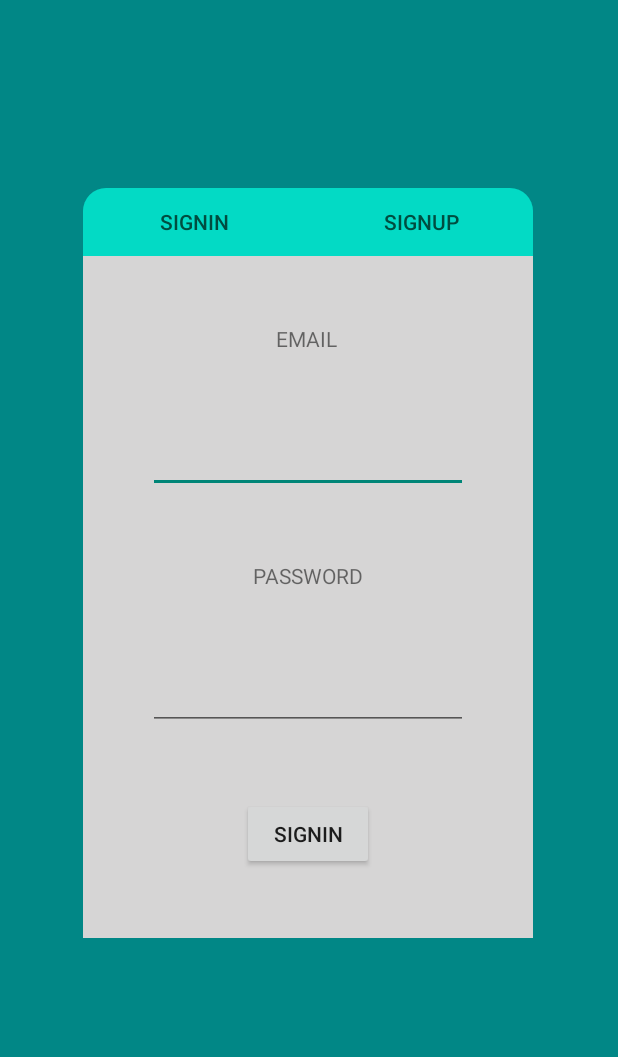
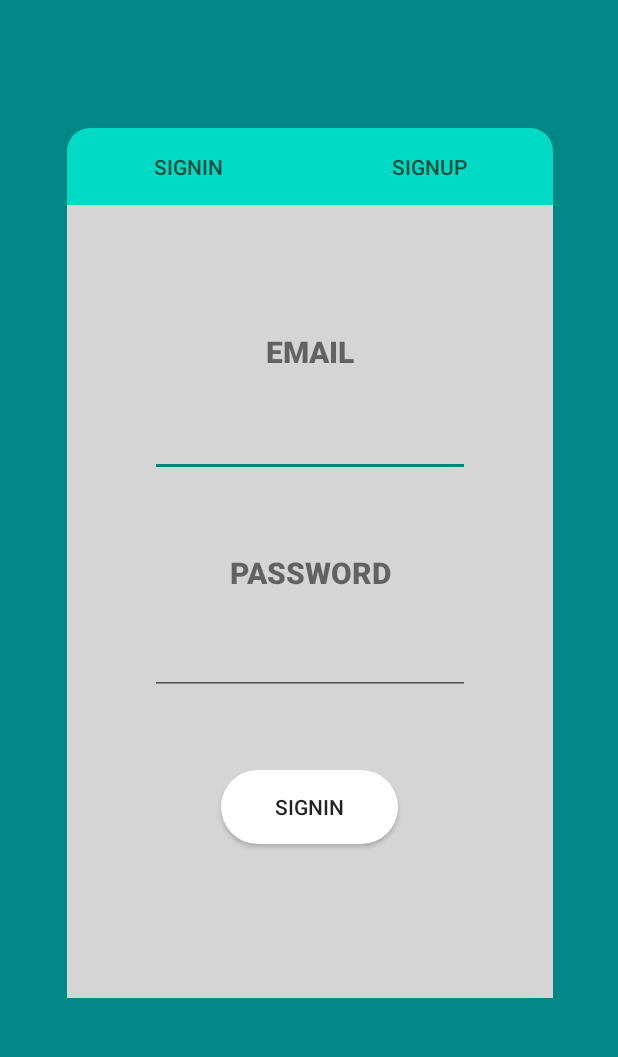
Before and after one commit to SaadNiaziDev/Hisaab_Kitaab, an Android app: the screen it shows after launch (MainActivity), on a phone screen of 412 x 824 dp, the part 110-1167 px from its top. Run offline under Robolectric (Android 15) with nearby library versions, the phone set to English and light mode, and no system bars.

Commit message:
login/signup design complete

```diff
--- a/app/src/main/java/com/example/hisaab_kitaab/MainActivity.java
+++ b/app/src/main/java/com/example/hisaab_kitaab/MainActivity.java
@@ -9,19 +9,26 @@ import android.widget.Button;
 import android.widget.TextView;
 
 public class MainActivity extends AppCompatActivity {
-    Button signInB,signUpBtn;
+    Button signInBtn,signUpBtn;
     TextView email,password;
     @Override
     protected void onCreate(Bundle savedInstanceState) {
         super.onCreate(savedInstanceState);
         setContentView(R.layout.activity_main);
         getSupportFragmentManager().beginTransaction().replace(R.id.fragmentLayout,new SignInFragment()).commit();
-        View login = findViewById(R.id.signInBtn);
-//        login.setOnClickListener(new View.OnClickListener() {
-//            @Override
-//            public void onClick(View view) {
-//                getSupportFragmentManager().beginTransaction().replace(R.id.fragmentLayout,new SignInFragment()).commit();
-//            }
-//        });
+        signInBtn = findViewById(R.id.signInBtn);
+        signUpBtn = findViewById(R.id.signUpBtn);
+        signInBtn.setOnClickListener(new View.OnClickListener() {
+            @Override
+            public void onClick(View view) {
+                getSupportFragmentManager().beginTransaction().replace(R.id.fragmentLayout,new SignInFragment()).commit();
+            }
+        });
+        signUpBtn.setOnClickListener(new View.OnClickListener() {
+            @Override
+            public void onClick(View view) {
+                getSupportFragmentManager().beginTransaction().replace(R.id.fragmentLayout,new SignUpFragment()).commit();
+            }
+        });
     }
 }
--- a/app/src/main/res/layout/activity_main.xml
+++ b/app/src/main/res/layout/activity_main.xml
@@ -9,8 +9,8 @@
 
     <androidx.constraintlayout.widget.ConstraintLayout
         android:id="@+id/cardView"
-        android:layout_width="300dp"
-        android:layout_height="500dp"
+        android:layout_width="324dp"
+        android:layout_height="580dp"
         android:layout_marginStart="50dp"
         android:layout_marginEnd="50dp"
         android:background="@drawable/rounded_card"
@@ -22,8 +22,8 @@
 
         <LinearLayout
             android:id="@+id/linearLayout"
-            android:layout_width="303dp"
-            android:layout_height="45dp"
+            android:layout_width="322dp"
+            android:layout_height="51dp"
             android:orientation="horizontal"
             app:layout_constraintEnd_toEndOf="parent"
             app:layout_constraintStart_toStartOf="parent"
--- a/app/src/main/res/layout/fragment_sign_in.xml
+++ b/app/src/main/res/layout/fragment_sign_in.xml
@@ -12,13 +12,13 @@
         android:id="@+id/emailInput"
         android:layout_width="wrap_content"
         android:layout_height="wrap_content"
+        android:layout_marginTop="20dp"
         android:ems="10"
         android:importantForAutofill="no"
         android:inputType="textEmailAddress"
         android:minHeight="48dp"
-        app:layout_constraintBottom_toTopOf="@+id/textView2"
+        android:textColorHint="@color/black"
         app:layout_constraintEnd_toEndOf="parent"
-        app:layout_constraintHorizontal_bias="0.5"
         app:layout_constraintStart_toStartOf="parent"
         app:layout_constraintTop_toBottomOf="@+id/textView"
         tools:ignore="SpeakableTextPresentCheck" />
@@ -27,25 +27,26 @@
         android:id="@+id/passwordInput"
         android:layout_width="wrap_content"
         android:layout_height="wrap_content"
+        android:layout_marginTop="20dp"
         android:ems="10"
         android:importantForAutofill="no"
         android:inputType="textPassword"
         android:minHeight="48dp"
-        app:layout_constraintBottom_toTopOf="@+id/signInButton"
         app:layout_constraintEnd_toEndOf="parent"
-        app:layout_constraintHorizontal_bias="0.5"
         app:layout_constraintStart_toStartOf="parent"
         app:layout_constraintTop_toBottomOf="@+id/textView2"
-        tools:ignore="SpeakableTextPresentCheck" />
+        tools:ignore="SpeakableTextPresentCheck,TextContrastCheck" />
 
     <TextView
         android:id="@+id/textView"
-        android:layout_width="wrap_content"
-        android:layout_height="wrap_content"
+        android:layout_width="127dp"
+        android:layout_height="29dp"
+        android:layout_marginTop="84dp"
+        android:fontFamily="sans-serif-black"
         android:text="@string/email"
-        app:layout_constraintBottom_toTopOf="@+id/emailInput"
+        android:textAlignment="center"
+        android:textSize="20sp"
         app:layout_constraintEnd_toEndOf="parent"
-        app:layout_constraintHorizontal_bias="0.498"
         app:layout_constraintStart_toStartOf="parent"
         app:layout_constraintTop_toTopOf="parent" />
 
@@ -53,21 +54,24 @@
         android:id="@+id/textView2"
         android:layout_width="wrap_content"
         android:layout_height="wrap_content"
+        android:layout_marginTop="50dp"
+        android:fontFamily="sans-serif-black"
         android:text="@string/password"
-        app:layout_constraintBottom_toTopOf="@+id/passwordInput"
+        android:textAlignment="center"
+        android:textSize="20sp"
         app:layout_constraintEnd_toEndOf="parent"
-        app:layout_constraintHorizontal_bias="0.5"
         app:layout_constraintStart_toStartOf="parent"
         app:layout_constraintTop_toBottomOf="@+id/emailInput" />
 
     <Button
         android:id="@+id/signInButton"
-        android:layout_width="wrap_content"
-        android:layout_height="wrap_content"
+        android:layout_width="118dp"
+        android:layout_height="49dp"
+        android:layout_marginTop="50dp"
+        android:background="@drawable/button_bg"
         android:text="@string/signinfragment"
-        app:layout_constraintBottom_toBottomOf="parent"
         app:layout_constraintEnd_toEndOf="parent"
-        app:layout_constraintHorizontal_bias="0.5"
+        app:layout_constraintHorizontal_bias="0.498"
         app:layout_constraintStart_toStartOf="parent"
         app:layout_constraintTop_toBottomOf="@+id/passwordInput" />
 </androidx.constraintlayout.widget.ConstraintLayout>
--- a/app/src/main/res/values/strings.xml
+++ b/app/src/main/res/values/strings.xml
@@ -14,9 +14,11 @@
     <string name="signup">SignUp</string>
     <string name="signin">SignIn</string>
     <string name="hisaab_kitaab">HISAAB KITAAB</string>
-<!-- TODO: Remove or change this placeholder text -->
+    <!-- TODO: Remove or change this placeholder text -->
     <string name="hello_blank_fragment">Hello blank fragment</string>
     <string name="email">EMAIL</string>
     <string name="password">PASSWORD</string>
     <string name="signinfragment">SIGNIN</string>
+    <string name="hintText">**********</string>
+    <string name="emailPlaceholder">abcd@gmail.com</string>
 </resources>
```
Also changed, not shown: app/src/main/java/com/example/hisaab_kitaab/SignUpFragment.java (added, +64 -0 lines), app/src/main/res/layout/activity_home_screen.xml (+49 -46 lines), app/src/main/res/layout/fragment_sign_up.xml (added, +99 -0 lines).
